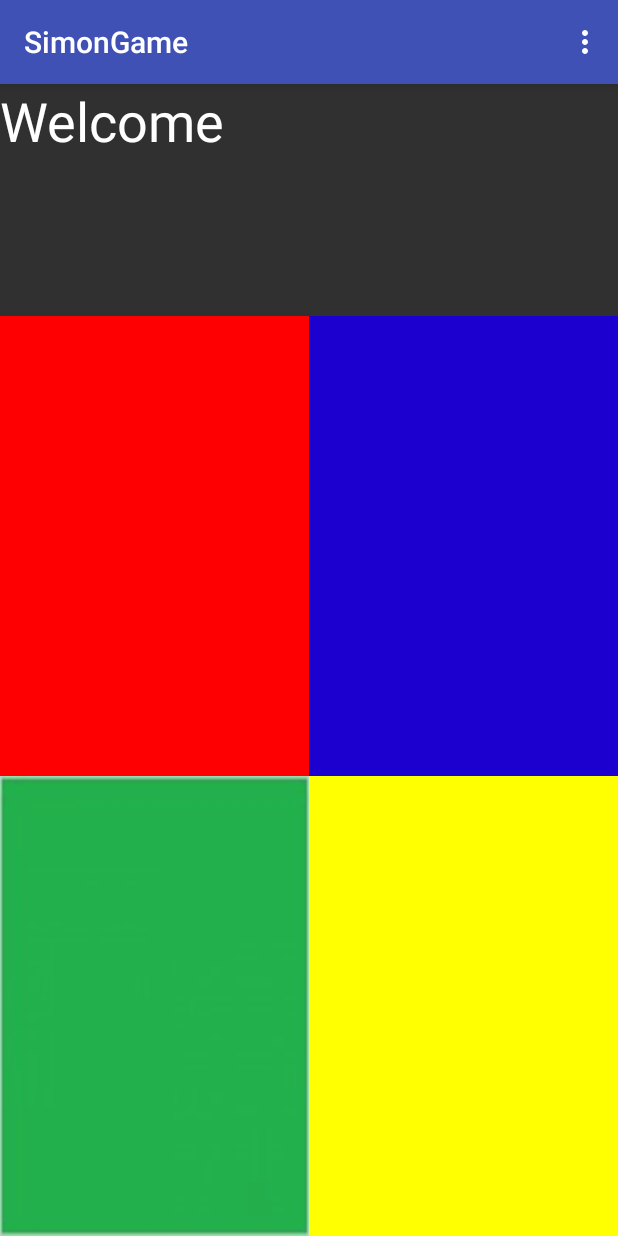
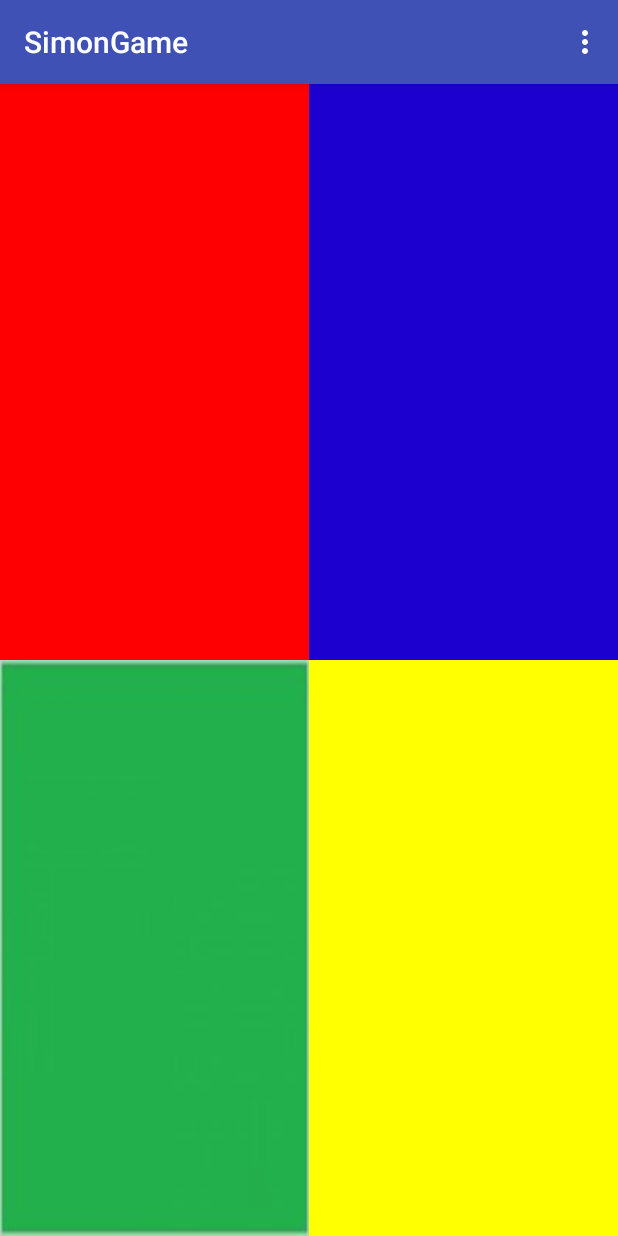
Before and after one commit to Aviv5374/android_projectes_study, an Android app: the screen it shows after launch (MainActivity), on a phone screen of 412 x 824 dp. Run offline under Robolectric (Android 15) with nearby library versions, the phone set to English and light mode, and no system bars.

Commit message:
working on code 10

```diff
--- a/Projectes/finish cors project/SimonGame/app/src/main/java/com/example/aviv5374/simongame/MainActivity.java
+++ b/Projectes/finish cors project/SimonGame/app/src/main/java/com/example/aviv5374/simongame/MainActivity.java
@@ -8,6 +8,7 @@ import android.view.MenuInflater;
 import android.view.MenuItem;
 import android.view.View;
 import android.widget.Button;
+import android.widget.TextView;
 import android.widget.Toast;
 
 import java.util.ArrayList;
@@ -16,9 +17,9 @@ import java.util.Random;
 public class MainActivity extends AppCompatActivity {
 
     private Button[] buttons = new Button[4];
-    private ArrayList<Button> buttonsSequence = new ArrayList<Button>();
-    private int indexOfRelevantSequenceButton = 0;
-    private boolean isGameRunning = false;
+    private ArrayList<Button> buttonsSequence;
+    private int indexOfRelevantSequenceButton;
+    private boolean isGameRunning;
     private boolean isClickable = true;
 
 
@@ -30,6 +31,9 @@ public class MainActivity extends AppCompatActivity {
         buttons[1] = (Button) findViewById(R.id.blueButton);
         buttons[2] = (Button) findViewById(R.id.greenButton);
         buttons[3] = (Button) findViewById(R.id.yellowButton);
+        buttonsSequence = new ArrayList<Button>();
+        indexOfRelevantSequenceButton = 0;
+        isGameRunning = false;
 
     }
 
@@ -70,10 +74,10 @@ public class MainActivity extends AppCompatActivity {
 
     private void manageButtonsSequence() {
         chagnButtonsClickableState(false);//TO CHECK: maybe not relevent
-        for (int i =0; i<4; i++) {
+        for (int i =0; i<5; i++) {
             addToSequence();
-            playSequence();
         }
+        playSequence();
         //chagnButtonsClickableState(true);
     }
 
@@ -99,23 +103,23 @@ public class MainActivity extends AppCompatActivity {
         for (int i = 0; i < buttonsSequence.size(); i++) {
             switch (buttonsSequence.get(i).getId()) {
                 case R.id.redButton:
-                    toast = Toast.makeText(this, "red button", Toast.LENGTH_SHORT);
+                    toast = Toast.makeText(this, R.string.red_button, Toast.LENGTH_SHORT);
                     toast.show();
                     break;
                 case R.id.blueButton:
-                    toast = Toast.makeText(this, "blue button", Toast.LENGTH_SHORT);
+                    toast = Toast.makeText(this, R.string.blue_button, Toast.LENGTH_SHORT);
                     toast.show();
                     break;
                 case R.id.greenButton:
-                    toast = Toast.makeText(this, "green button", Toast.LENGTH_SHORT);
+                    toast = Toast.makeText(this, R.string.green_button, Toast.LENGTH_SHORT);
                     toast.show();
                     break;
                 case R.id.yellowButton:
-                    toast = Toast.makeText(this, "yellow button", Toast.LENGTH_SHORT);
+                    toast = Toast.makeText(this, R.string.yellow_button, Toast.LENGTH_SHORT);
                     toast.show();
                     break;
                 default:
-                    toast = Toast.makeText(this, "the button I get is wrong. Please try again.", Toast.LENGTH_SHORT);
+                    toast = Toast.makeText(this, "the button I get is wrong. Please try again", Toast.LENGTH_SHORT);
                     toast.show();
                     return;
             }
@@ -156,10 +160,10 @@ endGame(): void
         MediaPlayer mp = null;
         switch (buttonId) {
             case R.id.redButton:
-                mp = MediaPlayer.create(this, R.raw.red_sound);
+                mp = MediaPlayer.create(this, R.raw.redsound);
                 break;
             case R.id.blueButton:
-                mp = MediaPlayer.create(this, R.raw.blue_sound);
+                mp = MediaPlayer.create(this, R.raw.bluesound);
                 break;
             case R.id.greenButton:
                 mp = MediaPlayer.create(this, R.raw.green_sound);
--- a/Projectes/finish cors project/SimonGame/app/src/main/res/layout/activity_main.xml
+++ b/Projectes/finish cors project/SimonGame/app/src/main/res/layout/activity_main.xml
@@ -13,16 +13,7 @@
         android:layout_width="match_parent"
         android:layout_height="match_parent"
         android:orientation="vertical"
-        android:weightSum="3">
-
-        <TextView
-            android:id="@+id/buttonsDisplayTextView"
-            android:layout_width="match_parent"
-            android:layout_height="wrap_content"
-            android:layout_weight="1"
-            android:text="Welcome"
-            android:textColor="@color/White"
-            android:textSize="36sp" />
+        android:weightSum="2">
 
         <LinearLayout
             android:id="@+id/topButtonsLayout"
```
Also changed, not shown: 4 other files.
